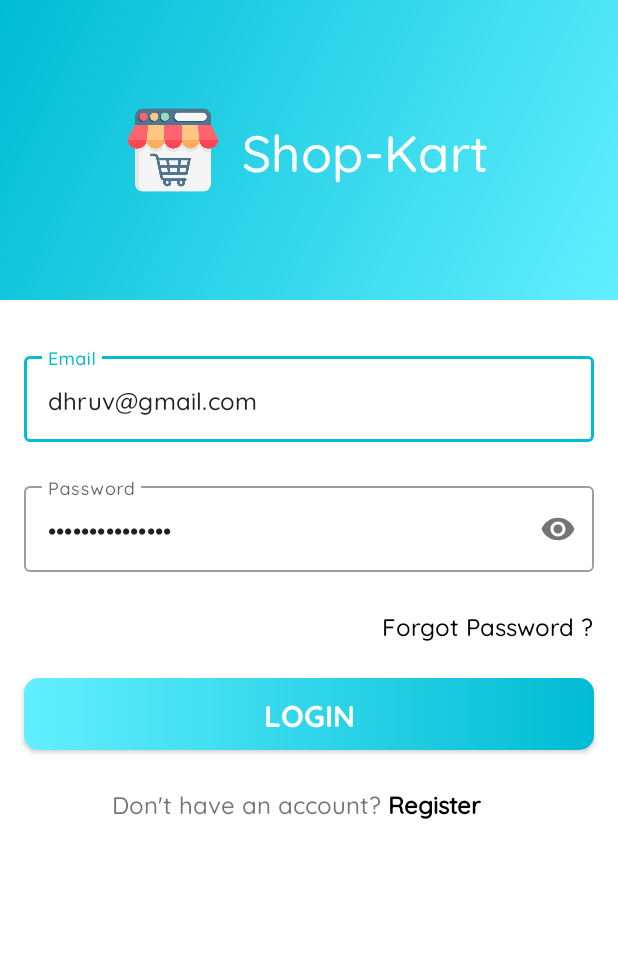
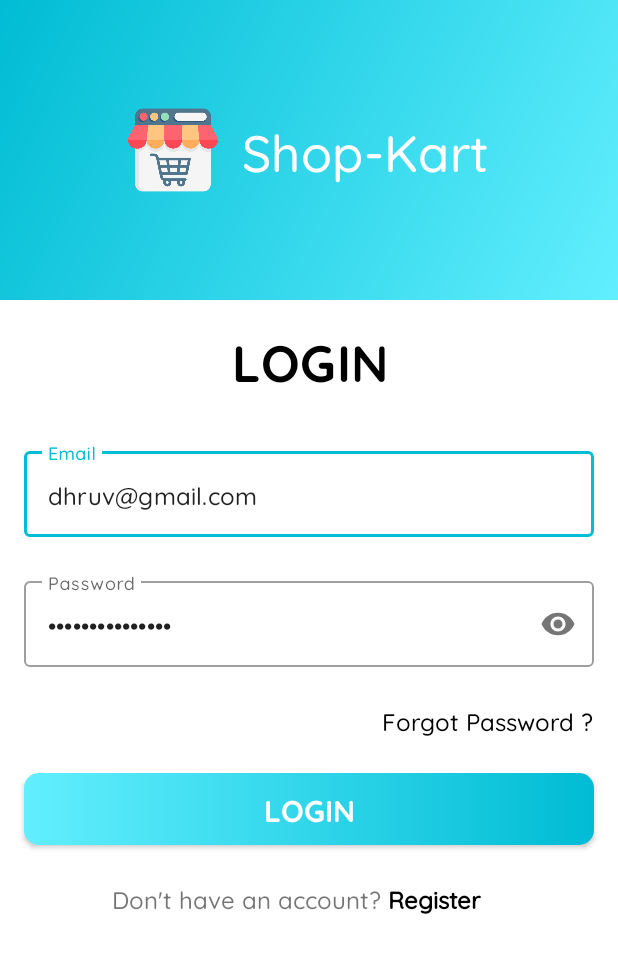
Before and after one commit to Dhruv-Limbachiya/ShopKart, an Android app: the layout activity_login.xml on its own in the app's theme, with its tools: preview values and no code run, on a phone screen of 412 x 824 dp. Shown: the top 953 px of the screen. Run offline under Robolectric (Android 15) with nearby library versions, the phone set to English and light mode, and no system bars.

Commit message:
Change in login screen design

```diff
--- a/app/src/main/res/layout/activity_login.xml
+++ b/app/src/main/res/layout/activity_login.xml
@@ -35,6 +35,21 @@
 
     </LinearLayout>
 
+    <TextView
+        android:id="@+id/tv_login_heading"
+        android:layout_width="0dp"
+        android:layout_height="wrap_content"
+        android:layout_marginTop="@dimen/dimen_16dp"
+        android:fontFamily="@font/quicksand_bold"
+        android:gravity="center"
+        android:text="@string/text_login"
+        android:textAllCaps="true"
+        android:textAppearance="@style/TextAppearance.MaterialComponents.Headline4"
+        android:textColor="@color/black"
+        app:layout_constraintEnd_toEndOf="parent"
+        app:layout_constraintStart_toStartOf="parent"
+        app:layout_constraintTop_toBottomOf="@id/heading_layout" />
+
     <com.google.android.material.textfield.TextInputLayout
         android:id="@+id/til_email"
         style="@style/Widget.MaterialComponents.TextInputLayout.OutlinedBox"
@@ -45,7 +60,7 @@
         android:hint="@string/hint_email"
         app:layout_constraintEnd_toEndOf="parent"
         app:layout_constraintStart_toStartOf="parent"
-        app:layout_constraintTop_toBottomOf="@id/heading_layout">
+        app:layout_constraintTop_toBottomOf="@id/tv_login_heading">
 
         <com.google.android.material.textfield.TextInputEditText
             android:layout_width="match_parent"
```
